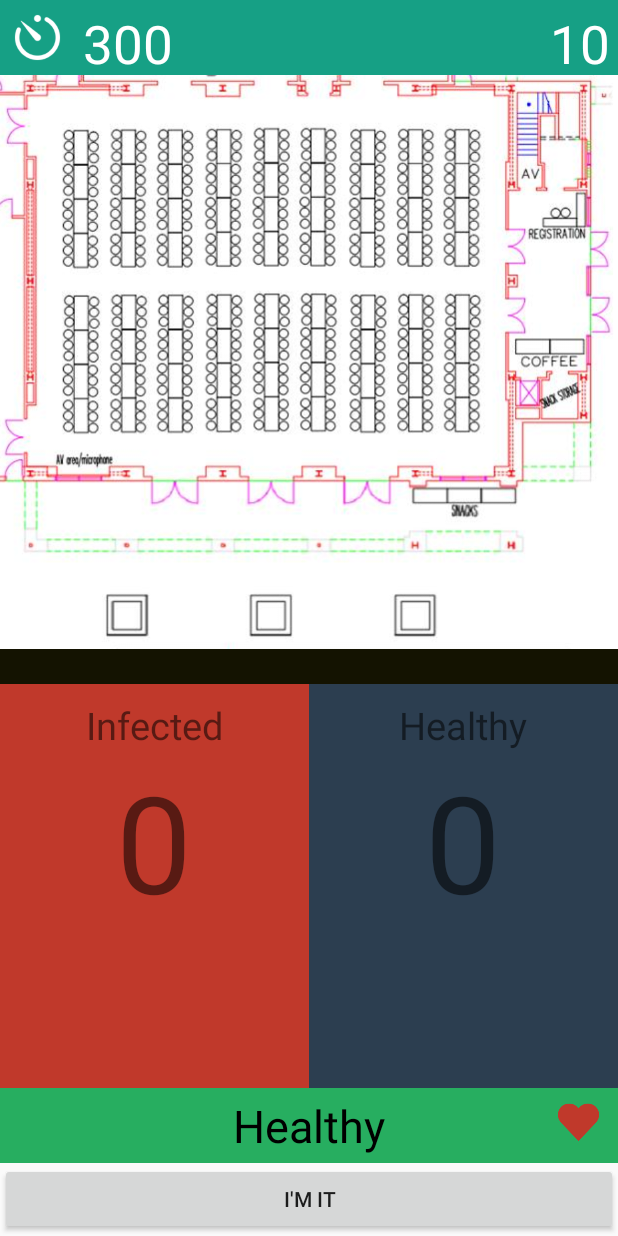
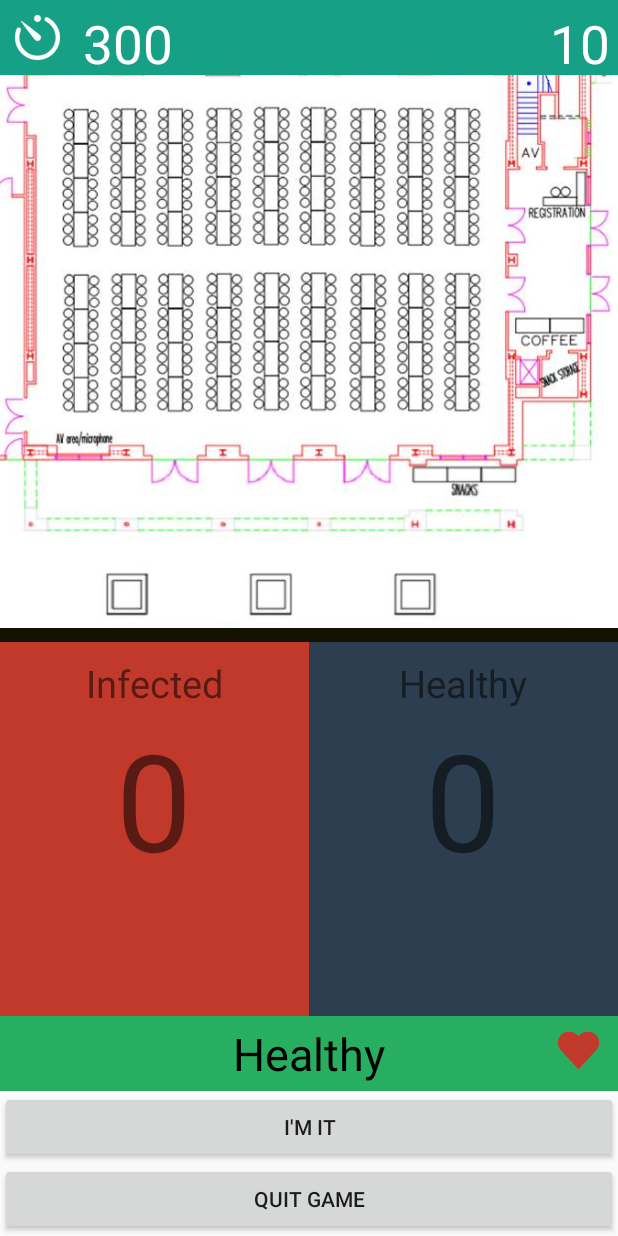
Before and after one commit to thesultanster/Contagion, an Android app: the GameActivity screen opened directly, with no data from a screen before it, on a phone screen of 412 x 824 dp. Run offline under Robolectric (Android 15) with nearby library versions, the phone set to English and light mode, and no system bars; libraries missing offline, so code that uses them is left out: com.parse.

Commit message:
Users can join game and quit game. Players array is updated.

```diff
--- a/app/src/main/java/tag/zombie/contation/com/contagion/GameActivity.java
+++ b/app/src/main/java/tag/zombie/contation/com/contagion/GameActivity.java
@@ -1,12 +1,24 @@
 package tag.zombie.contation.com.contagion;
 
+import android.content.Intent;
 import android.graphics.drawable.AnimationDrawable;
 import android.support.v7.app.AppCompatActivity;
 import android.os.Bundle;
+import android.util.Log;
 import android.view.View;
+import android.widget.Button;
 import android.widget.ImageView;
 import android.widget.RelativeLayout;
 import android.widget.TextView;
+
+import com.parse.FindCallback;
+import com.parse.ParseException;
+import com.parse.ParseObject;
+import com.parse.ParseQuery;
+import com.parse.ParseUser;
+
+import java.util.ArrayList;
+import java.util.List;
 
 public class GameActivity extends AppCompatActivity {
 
@@ -18,6 +30,10 @@ public class GameActivity extends AppCompatActivity {
     RelativeLayout userStateLayout;
     View userStateView;
     TextView userStateTextView;
+
+    Button itButton;
+    Button quitButton;
+
     double myX, myY;
 
     @Override
@@ -26,12 +42,15 @@ public class GameActivity extends AppCompatActivity {
         setContentView(R.layout.activity_game);
 
         // Inflate Variables
-        userStateView = findViewById(R.id.userstate);
-        userStateLayout = (RelativeLayout) userStateView;
-        userStateView = findViewById(R.id.user_state);
-        userStateTextView = (TextView) userStateView;
-        heartView = findViewById(R.id.heart);
-        heartImage = (ImageView) heartView;
+        inflateVariables();
+
+        // Set On Click Listeners
+        SetClickListeners();
+
+        //Start Listener Thread
+        StartListenerThread();
+
+
 
     }
 
@@ -46,7 +65,20 @@ public class GameActivity extends AppCompatActivity {
         StartHeartAnimation();
     }
 
-    private void StartHeartAnimation(){
+    private void inflateVariables() {
+        // Inflate Variables
+        userStateView = findViewById(R.id.userstate);
+        userStateLayout = (RelativeLayout) userStateView;
+        userStateView = findViewById(R.id.user_state);
+        userStateTextView = (TextView) userStateView;
+        heartView = findViewById(R.id.heart);
+        heartImage = (ImageView) heartView;
+        itButton = (Button) findViewById(R.id.itButton);
+        quitButton = (Button) findViewById(R.id.quitButton);
+
+    }
+
+    private void StartHeartAnimation() {
 
         // set its background to our AnimationDrawable XML resource.
         heartImage.setBackgroundResource(R.drawable.heart_animation_healthy);
@@ -61,4 +93,84 @@ public class GameActivity extends AppCompatActivity {
         // Start the animation (looped playback by default).
         frameAnimation.start();
     }
+
+    private void UpdateGame(){
+
+    }
+
+    private void StartListenerThread(){
+        Thread listenerThread = new Thread() {
+            @Override
+            public void run() {
+                try {
+                    while (!isInterrupted()) {
+                        Thread.sleep(1000);
+                        runOnUiThread(new Runnable() {
+                            @Override
+                            public void run() {
+                                UpdateGame();
+                            }
+                        });
+                    }
+                } catch (InterruptedException e) {
+                }
+            }
+        };
+
+
+        listenerThread.start();
+    }
+
+
+    private void SetClickListeners(){
+        quitButton.setOnClickListener(new View.OnClickListener() {
+            @Override
+            public void onClick(View view) {
+
+                ParseQuery<ParseObject> query = new ParseQuery("Game");
+                query.whereEqualTo("objectId", "m3rnAai0Hf");
+                query.findInBackground(new FindCallback<ParseObject>() {
+                    @Override
+                    public void done(List<ParseObject> objects, ParseException e) {
+
+
+
+                        // remove user to array of players
+                        //TODO: Convert this to a parse Cloud Code Function
+                        //==============================================================================================
+                        ArrayList<String> testStringArrayList = (ArrayList<String>) objects.get(0).get("players");
+
+                        if (testStringArrayList == null)
+                            testStringArrayList = new ArrayList<String>();
+
+
+                        testStringArrayList.remove(ParseUser.getCurrentUser().getObjectId());
+                        objects.get(0).put("players", testStringArrayList);
+                        objects.get(0).saveInBackground();
+
+                        // TODO: Find out if user is healthy or infected and decrement that
+                        // Decrement healthy player count
+                        objects.get(0).increment("healthyCount", -1);
+                        objects.get(0).saveInBackground();
+                        //==============================================================================================
+
+
+
+
+                        Intent intent = new Intent(getApplicationContext(), LoginActivity.class);
+                        startActivity(intent);
+                        Log.d("MyApp", "Anonymous user logged in.");
+                    }
+
+
+                });
+
+
+
+
+            }
+        });
+    }
+
+
 }
--- a/app/src/main/res/layout/activity_game.xml
+++ b/app/src/main/res/layout/activity_game.xml
@@ -252,9 +252,16 @@
         </RelativeLayout>
 
         <Button
+            android:id="@+id/itButton"
             android:layout_width="match_parent"
             android:layout_height="wrap_content"
             android:text="I'm It"/>
+
+        <Button
+            android:id="@+id/quitButton"
+            android:layout_width="match_parent"
+            android:layout_height="wrap_content"
+            android:text="Quit Game"/>
 
 
     </LinearLayout>
```
Also changed, not shown: app/src/main/java/tag/zombie/contation/com/contagion/LoginActivity.java (+63 -2 lines).
